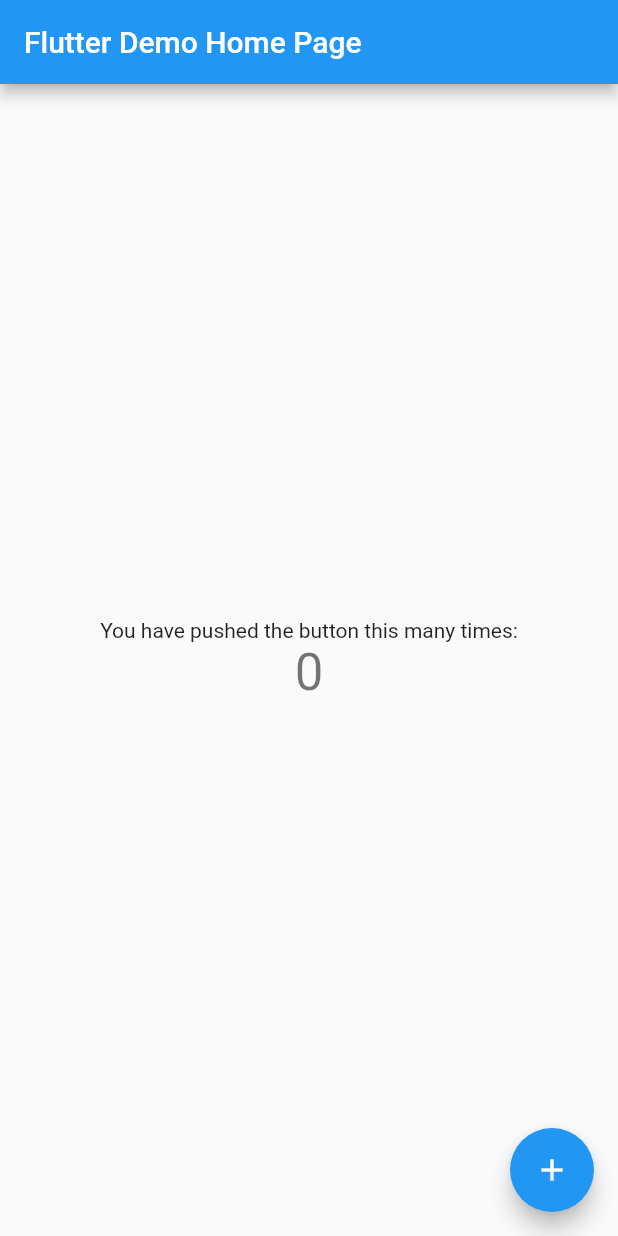
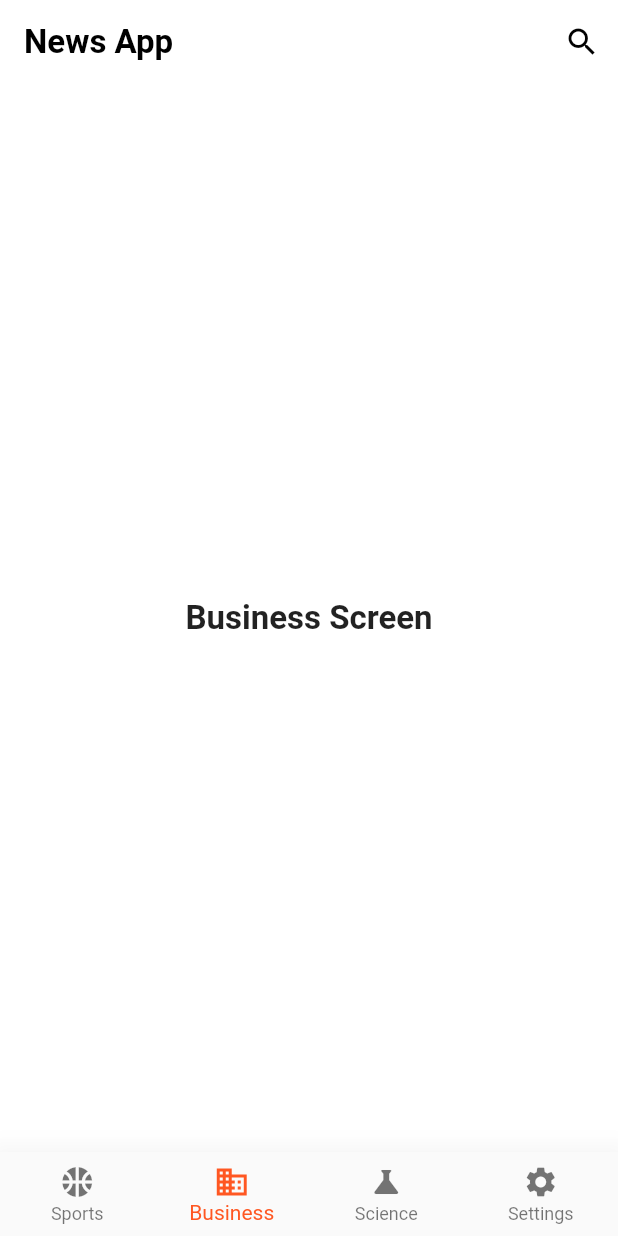
Before and after one commit to BahaaAY/flutter_news_app, a Flutter app: the screen it shows after launch, on a phone screen of 412 x 824 dp. Run offline on Flutter 3.47's test engine with Material 2 defaults, Android fonts, the phone set to English and light mode, and no system bars; our stand-ins replace bloc, dio, flutter_bloc.

Commit message:
basic layout and logic

```diff
--- /dev/null
+++ b/lib/layout/home_layout.dart
@@ -0,0 +1,37 @@
+import 'package:flutter/material.dart';
+import 'package:flutter_bloc/flutter_bloc.dart';
+import 'package:flutter_news_app/shared/cubit.dart';
+import 'package:flutter_news_app/shared/states.dart';
+
+class HomeLayout extends StatelessWidget {
+  const HomeLayout({Key? key}) : super(key: key);
+
+  @override
+  Widget build( context) {
+    return BlocProvider(
+      create: ( context) => NewsCubit(),
+      child: BlocConsumer<NewsCubit,NewsStates>(
+        builder: ( context, state) {
+          var cubit =  NewsCubit.get(context);
+          return Scaffold(
+            appBar: AppBar(
+              actions: [
+                IconButton(onPressed: (){}, icon: Icon(Icons.search))
+              ],
+              title: Text("News App"),
+            ),
+            body: cubit.screens[cubit.currentIndex],
+            bottomNavigationBar: BottomNavigationBar(
+              currentIndex: cubit.currentIndex,
+              onTap: (index){
+                cubit.changeBottomNavBar(index);
+              },
+              items: cubit.bottomNavItems,
+            ),
+          );
+        },
+        listener: (BuildContext context, Object? state) {},
+      ),
+    );
+  }
+}
--- a/lib/main.dart
+++ b/lib/main.dart
@@ -1,6 +1,13 @@
+import 'package:bloc/bloc.dart';
 import 'package:flutter/material.dart';
+import 'package:flutter/services.dart';
+import 'package:flutter_news_app/layout/home_layout.dart';
+import 'package:flutter_news_app/shared/bloc_observer.dart';
+import 'package:flutter_news_app/shared/network/remote/dio_helper.dart';
 
 void main() {
+  Bloc.observer = MyBlocObserver();
+  DioHelper.init();
   runApp(const MyApp());
 }
 
@@ -11,105 +18,34 @@ class MyApp extends StatelessWidget {
   @override
   Widget build(BuildContext context) {
     return MaterialApp(
+      debugShowCheckedModeBanner: false,
       title: 'Flutter Demo',
       theme: ThemeData(
-        // This is the theme of your application.
-        //
-        // Try running your application with "flutter run". You'll see the
-        // application has a blue toolbar. Then, without quitting the app, try
-        // changing the primarySwatch below to Colors.green and then invoke
-        // "hot reload" (press "r" in the console where you ran "flutter run",
-        // or simply save your changes to "hot reload" in a Flutter IDE).
-        // Notice that the counter didn't reset back to zero; the application
-        // is not restarted.
-        primarySwatch: Colors.blue,
+        primarySwatch: Colors.deepOrange,
+        scaffoldBackgroundColor: Colors.white,
+        bottomNavigationBarTheme: BottomNavigationBarThemeData(
+          selectedItemColor: Colors.deepOrange,
+          type: BottomNavigationBarType.fixed,
+          elevation: 20.0
+        ),
+        appBarTheme: AppBarTheme(
+          actionsIconTheme: IconThemeData(
+            color: Colors.black,
+          ),
+          elevation: 0.0,
+          systemOverlayStyle: SystemUiOverlayStyle(
+            statusBarColor: Colors.white,
+            statusBarBrightness: Brightness.dark,
+          ),
+          color: Colors.white,
+          titleTextStyle: TextStyle(
+            color: Colors.black,
+            fontSize: 22.0,
+            fontWeight: FontWeight.bold,
+          ),
+        )
       ),
-      home: const MyHomePage(title: 'Flutter Demo Home Page'),
+      home: HomeLayout(),
     );
   }
 }
-
-class MyHomePage extends StatefulWidget {
-  const MyHomePage({super.key, required this.title});
-
-  // This widget is the home page of your application. It is stateful, meaning
-  // that it has a State object (defined below) that contains fields that affect
-  // how it looks.
-
-  // This class is the configuration for the state. It holds the values (in this
-  // case the title) provided by the parent (in this case the App widget) and
-  // used by the build method of the State. Fields in a Widget subclass are
-  // always marked "final".
-
-  final String title;
-
-  @override
-  State<MyHomePage> createState() => _MyHomePageState();
-}
-
-class _MyHomePageState extends State<MyHomePage> {
-  int _counter = 0;
-
-  void _incrementCounter() {
-    setState(() {
-      // This call to setState tells the Flutter framework that something has
-      // changed in this State, which causes it to rerun the build method below
-      // so that the display can reflect the updated values. If we changed
-      // _counter without calling setState(), then the build method would not be
-      // called again, and so nothing would appear to happen.
-      _counter++;
-    });
-  }
-
-  @override
-  Widget build(BuildContext context) {
-    // This method is rerun every time setState is called, for instance as done
-    // by the _incrementCounter method above.
-    //
-    // The Flutter framework has been optimized to make rerunning build methods
-    // fast, so that you can just rebuild anything that needs updating rather
-    // than having to individually change instances of widgets.
-    return Scaffold(
-      appBar: AppBar(
-        // Here we take the value from the MyHomePage object that was created by
-        // the App.build method, and use it to set our appbar title.
-        title: Text(widget.title),
-      ),
-      body: Center(
-        // Center is a layout widget. It takes a single child and positions it
-        // in the middle of the parent.
-        child: Column(
-          // Column is also a layout widget. It takes a list of children and
-          // arranges them vertically. By default, it sizes itself to fit its
-          // children horizontally, and tries to be as tall as its parent.
-          //
-          // Invoke "debug painting" (press "p" in the console, choose the
-          // "Toggle Debug Paint" action from the Flutter Inspector in Android
-          // Studio, or the "Toggle Debug Paint" command in Visual Studio Code)
-          // to see the wireframe for each widget.
-          //
-          // Column has various properties to control how it sizes itself and
-          // how it positions its children. Here we use mainAxisAlignment to
-          // center the children vertically; the main axis here is the vertical
-          // axis because Columns are vertical (the cross axis would be
-          // horizontal).
-          mainAxisAlignment: MainAxisAlignment.center,
-          children: <Widget>[
-            const Text(
-              'You have pushed the button this many times:',
-            ),
-            Text(
-              '$_counter',
-              style: Theme.of(context).textTheme.headlineMedium,
-            ),
-          ],
-        ),
-      ),
-      floatingActionButton: FloatingActionButton(
-        onPressed: _incrementCounter,
-        tooltip: 'Increment',
-        child: const Icon(Icons.add),
-      ), // This trailing comma makes auto-formatting nicer for build methods.
-    );
-  }
-}
--- /dev/null
+++ b/lib/modules/business/business_screen.dart
@@ -0,0 +1,18 @@
+import 'package:flutter/material.dart';
+
+class BusinessScreen extends StatelessWidget {
+  const BusinessScreen({Key? key}) : super(key: key);
+
+  @override
+  Widget build(BuildContext context) {
+    return const Center(
+      child: Text(
+        "Business Screen",
+        style: TextStyle(
+          fontSize: 22.0,
+          fontWeight: FontWeight.bold,
+        ),
+      ),
+    );
+  }
+}
--- /dev/null
+++ b/lib/shared/cubit.dart
@@ -0,0 +1,41 @@
+import 'package:bloc/bloc.dart';
+import 'package:flutter/material.dart';
+import 'package:flutter_bloc/flutter_bloc.dart';
+import 'package:flutter_news_app/modules/business/business_screen.dart';
+import 'package:flutter_news_app/modules/science/science_screen.dart';
+import 'package:flutter_news_app/modules/settings/settings_screen.dart';
+import 'package:flutter_news_app/modules/sports/sports_screen.dart';
+import 'package:flutter_news_app/shared/states.dart';
+
+class NewsCubit extends Cubit<NewsStates> {
+  NewsCubit() : super(NewsInitialState());
+
+  static NewsCubit get(context) => BlocProvider.of(context);
+
+  int currentIndex = 1;
+  List<BottomNavigationBarItem> bottomNavItems = [
+    const BottomNavigationBarItem(
+      label: "Sports",
+      icon: Icon(Icons.sports_basketball),
+    ),
+    const BottomNavigationBarItem(
+      label: "Business",
+      icon: Icon(Icons.business),
+    ),
+    const BottomNavigationBarItem(
+      label: "Science",
+      icon: Icon(Icons.science),
+    ),
+    const BottomNavigationBarItem(
+      label: "Settings",
+      icon: Icon(Icons.settings),
+    ),
+  ];
+
+  List<Widget> screens = [SportsScreen(),BusinessScreen(),ScienceScreen(),SettingsScreen()];
+
+  void changeBottomNavBar(int index) {
+    currentIndex = index;
+    emit(NewsChangeNavBarState());
+  }
+}
--- /dev/null
+++ b/lib/shared/states.dart
@@ -0,0 +1,5 @@
+abstract class NewsStates {}
+
+class NewsInitialState extends NewsStates{}
+
+class NewsChangeNavBarState extends NewsStates{}
--- a/pubspec.yaml
+++ b/pubspec.yaml
@@ -30,6 +30,9 @@ environment:
 dependencies:
   flutter:
     sdk: flutter
+  flutter_bloc: ^8.1.1
+  bloc: ^8.1.0
+  dio: ^5.0.0
 
 
   # The following adds the Cupertino Icons font to your application.
```
Also changed, not shown: lib/modules/science/science_screen.dart (added, +17 -0 lines), lib/modules/settings/settings_screen.dart (added, +18 -0 lines), lib/modules/sports/sports_screen.dart (added, +17 -0 lines), lib/shared/bloc_observer.dart (added, +27 -0 lines), lib/shared/network/remote/dio_helper.dart (added, +23 -0 lines), lib/shared/components.dart (added), pubspec.lock.
